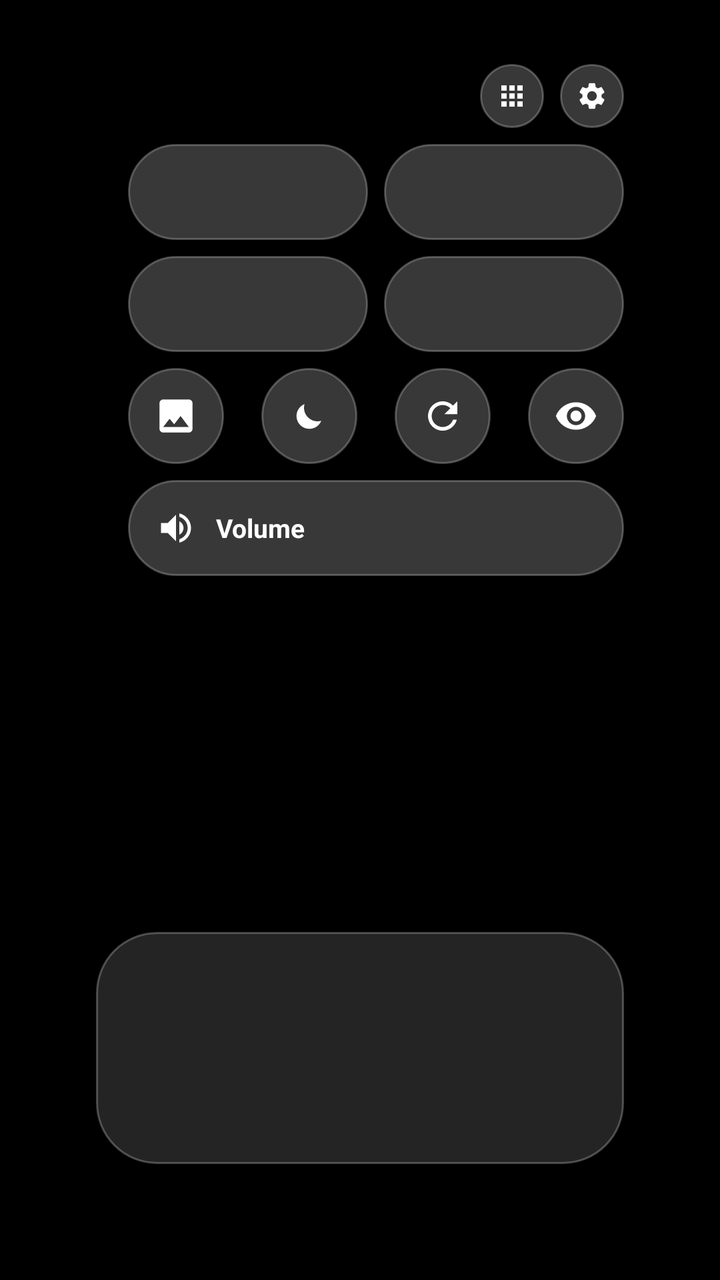
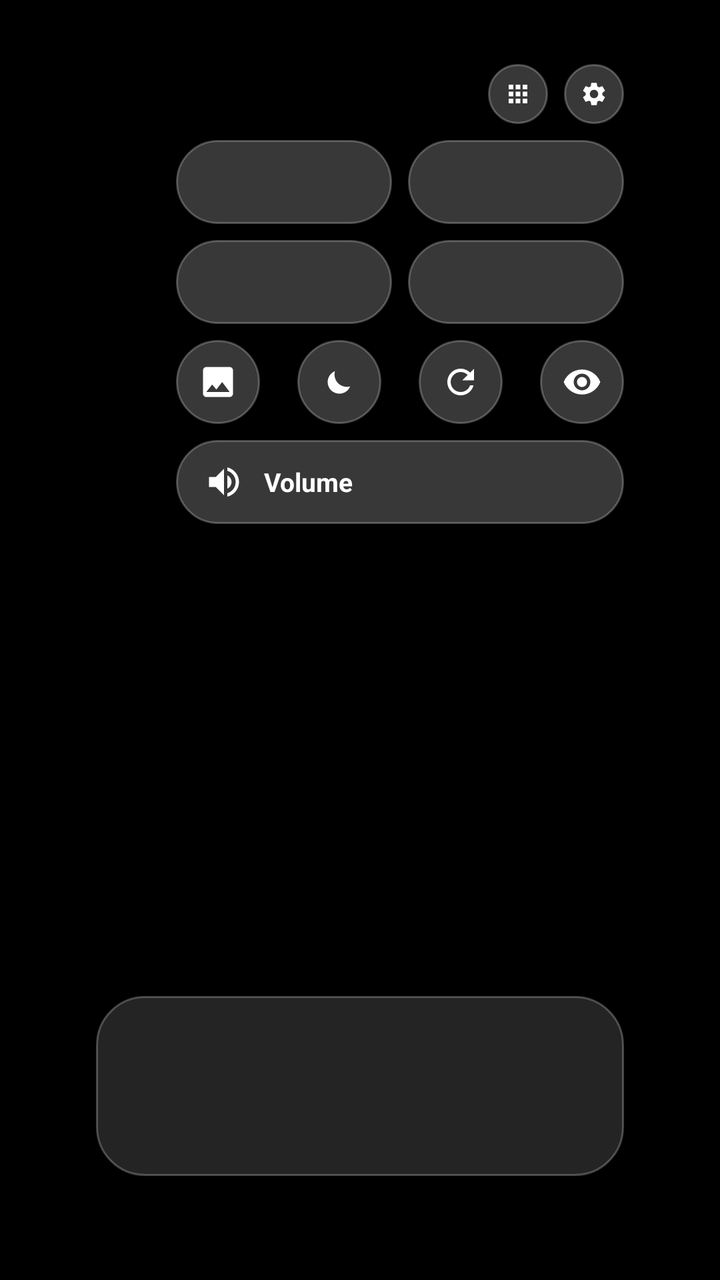

Screens rendered from an Android XML layout before and after an edit, with the pre-edit source and the edit as a unified diff.
<!-- AndroidManifest.xml: activity theme Theme.TvLuncher.Home -->
<!-- res/layout/activity_home.xml -->
<?xml version="1.0" encoding="utf-8"?>
<androidx.constraintlayout.widget.ConstraintLayout
    xmlns:android="http://schemas.android.com/apk/res/android"
    xmlns:app="http://schemas.android.com/apk/res-auto"
    android:id="@+id/root"
    android:layout_width="match_parent"
    android:layout_height="match_parent"
    android:background="@color/black"
    android:clipChildren="false">

    <ImageView
        android:id="@+id/wallpaper"
        android:layout_width="0dp"
        android:layout_height="0dp"
        android:scaleType="centerCrop"
        android:importantForAccessibility="no"
        app:layout_constraintTop_toTopOf="parent"
        app:layout_constraintBottom_toBottomOf="parent"
        app:layout_constraintStart_toStartOf="parent"
        app:layout_constraintEnd_toEndOf="parent" />

    <View
        android:id="@+id/scrimTop"
        android:layout_width="0dp"
        android:layout_height="220dp"
        android:background="@drawable/scrim_top"
        app:layout_constraintTop_toTopOf="parent"
        app:layout_constraintStart_toStartOf="parent"
        app:layout_constraintEnd_toEndOf="parent" />

    <View
        android:id="@+id/scrim"
        android:layout_width="0dp"
        android:layout_height="260dp"
        android:background="@drawable/scrim_bottom"
        app:layout_constraintBottom_toBottomOf="parent"
        app:layout_constraintStart_toStartOf="parent"
        app:layout_constraintEnd_toEndOf="parent" />

    
    <View
        android:id="@+id/dimLayer"
        android:layout_width="0dp"
        android:layout_height="0dp"
        android:background="@color/black"
        android:alpha="0"
        app:layout_constraintTop_toTopOf="parent"
        app:layout_constraintBottom_toBottomOf="parent"
        app:layout_constraintStart_toStartOf="parent"
        app:layout_constraintEnd_toEndOf="parent" />

    
    <LinearLayout
        android:id="@+id/clockBlock"
        android:layout_width="wrap_content"
        android:layout_height="wrap_content"
        android:orientation="vertical"
        android:layout_marginStart="@dimen/screen_margin_horizontal"
        android:layout_marginTop="@dimen/screen_margin_vertical"
        app:layout_constraintTop_toTopOf="parent"
        app:layout_constraintStart_toStartOf="parent">

        <TextView
            android:id="@+id/clock"
            android:layout_width="wrap_content"
            android:layout_height="wrap_content"
            android:includeFontPadding="false"
            android:textColor="@color/text_primary"
            android:textSize="@dimen/text_clock_large"
            android:textStyle="bold"
            android:shadowColor="#73000000"
            android:shadowRadius="12" />

        <TextView
            android:id="@+id/date"
            android:layout_width="wrap_content"
            android:layout_height="wrap_content"
            android:layout_marginTop="8dp"
            android:includeFontPadding="false"
            android:textColor="@color/text_primary"
            android:textSize="@dimen/text_clock_sub"
            android:shadowColor="#73000000"
            android:shadowRadius="8" />

        <LinearLayout
            android:id="@+id/weatherRow"
            android:layout_width="wrap_content"
            android:layout_height="wrap_content"
            android:layout_marginTop="8dp"
            android:orientation="horizontal"
            android:gravity="center_vertical">

            <ImageView
                android:id="@+id/weatherIcon"
                android:layout_width="18dp"
                android:layout_height="18dp"
                android:contentDescription="@string/cd_weather"
                android:visibility="gone" />

            <TextView
                android:id="@+id/weatherTemp"
                android:layout_width="wrap_content"
                android:layout_height="wrap_content"
                android:layout_marginStart="8dp"
                android:includeFontPadding="false"
                android:textColor="@color/text_primary"
                android:textSize="@dimen/text_clock_sub"
                android:shadowColor="#73000000"
                android:shadowRadius="8"
                android:visibility="gone" />
        </LinearLayout>
    </LinearLayout>

    
    <LinearLayout
        android:id="@+id/quickPanel"
        android:layout_width="@dimen/panel_width"
        android:layout_height="wrap_content"
        android:orientation="vertical"
        android:layout_marginEnd="@dimen/screen_margin_horizontal"
        android:layout_marginTop="@dimen/screen_margin_vertical"
        app:layout_constraintTop_toTopOf="parent"
        app:layout_constraintEnd_toEndOf="parent">

        <LinearLayout
            android:layout_width="match_parent"
            android:layout_height="wrap_content"
            android:orientation="horizontal"
            android:gravity="end">

            <ImageButton
                android:id="@+id/btnAllApps"
                android:layout_width="@dimen/control_small"
                android:layout_height="@dimen/control_small"
                android:background="@drawable/bg_glass_control"
                android:src="@drawable/ic_apps"
                android:scaleType="centerInside"
                android:padding="8dp"
                android:contentDescription="@string/all_apps"
                app:tint="@color/glass_content" />

            <ImageButton
                android:id="@+id/btnSettings"
                android:layout_width="@dimen/control_small"
                android:layout_height="@dimen/control_small"
                android:layout_marginStart="8dp"
                android:background="@drawable/bg_glass_control"
                android:src="@drawable/ic_settings"
                android:scaleType="centerInside"
                android:padding="8dp"
                android:contentDescription="@string/settings"
                app:tint="@color/glass_content" />
        </LinearLayout>

        <LinearLayout
            android:layout_width="match_parent"
            android:layout_height="wrap_content"
            android:layout_marginTop="@dimen/control_gap"
            android:orientation="horizontal">

            <include
                android:id="@+id/pillStyle"
                layout="@layout/view_quick_pill" />

            <Space
                android:layout_width="@dimen/control_gap"
                android:layout_height="0dp" />

            <include
                android:id="@+id/pillClock"
                layout="@layout/view_quick_pill" />
        </LinearLayout>

        <LinearLayout
            android:layout_width="match_parent"
            android:layout_height="wrap_content"
            android:layout_marginTop="@dimen/control_gap"
            android:orientation="horizontal">

            <include
                android:id="@+id/pillWeather"
                layout="@layout/view_quick_pill" />

            <Space
                android:layout_width="@dimen/control_gap"
                android:layout_height="0dp" />

            <include
                android:id="@+id/pillProfile"
                layout="@layout/view_quick_pill" />
        </LinearLayout>

        <LinearLayout
            android:layout_width="match_parent"
            android:layout_height="wrap_content"
            android:layout_marginTop="@dimen/control_gap"
            android:orientation="horizontal">

            <ImageButton
                android:id="@+id/btnNextArt"
                android:layout_width="@dimen/control_height"
                android:layout_height="@dimen/control_height"
                android:background="@drawable/bg_glass_control"
                android:src="@drawable/ic_image"
                android:scaleType="centerInside"
                android:padding="13dp"
                android:contentDescription="@string/home_next_artwork"
                app:tint="@color/glass_content" />

            <Space
                android:layout_width="0dp"
                android:layout_height="0dp"
                android:layout_weight="1" />

            <ImageButton
                android:id="@+id/btnScreensaver"
                android:layout_width="@dimen/control_height"
                android:layout_height="@dimen/control_height"
                android:background="@drawable/bg_glass_control"
                android:src="@drawable/ic_weather_moon"
                android:scaleType="centerInside"
                android:padding="13dp"
                android:contentDescription="@string/home_screensaver_now"
                app:tint="@color/glass_content" />

            <Space
                android:layout_width="0dp"
                android:layout_height="0dp"
                android:layout_weight="1" />

            <ImageButton
                android:id="@+id/btnRefresh"
                android:layout_width="@dimen/control_height"
                android:layout_height="@dimen/control_height"
                android:background="@drawable/bg_glass_control"
                android:src="@drawable/ic_refresh"
                android:scaleType="centerInside"
                android:padding="13dp"
                android:contentDescription="@string/home_refresh"
                app:tint="@color/glass_content" />

            <Space
                android:layout_width="0dp"
                android:layout_height="0dp"
                android:layout_weight="1" />

            <ImageButton
                android:id="@+id/btnHideUi"
                android:layout_width="@dimen/control_height"
                android:layout_height="@dimen/control_height"
                android:background="@drawable/bg_glass_control"
                android:src="@drawable/ic_eye"
                android:scaleType="centerInside"
                android:padding="13dp"
                android:contentDescription="@string/home_hide_ui"
                app:tint="@color/glass_content" />
        </LinearLayout>

        
        <FrameLayout
            android:id="@+id/volumePill"
            android:layout_width="match_parent"
            android:layout_height="@dimen/control_height"
            android:layout_marginTop="@dimen/control_gap"
            android:background="@drawable/bg_glass_control"
            android:focusable="true"
            android:clickable="true"
            android:contentDescription="@string/home_volume">

            <View
                android:id="@+id/volumeFill"
                android:layout_width="match_parent"
                android:layout_height="match_parent"
                android:background="@drawable/bg_volume_fill"
                android:duplicateParentState="true" />

            <LinearLayout
                android:layout_width="match_parent"
                android:layout_height="match_parent"
                android:orientation="horizontal"
                android:gravity="center_vertical"
                android:paddingStart="14dp"
                android:paddingEnd="16dp"
                android:duplicateParentState="true">

                <ImageView
                    android:layout_width="20dp"
                    android:layout_height="20dp"
                    android:src="@drawable/ic_volume"
                    android:duplicateParentState="true"
                    android:importantForAccessibility="no"
                    app:tint="@color/glass_content" />

                <TextView
                    android:layout_width="0dp"
                    android:layout_height="wrap_content"
                    android:layout_weight="1"
                    android:layout_marginStart="10dp"
                    android:duplicateParentState="true"
                    android:text="@string/home_volume"
                    android:textColor="@color/glass_content"
                    android:textSize="13sp"
                    android:textStyle="bold" />

                <TextView
                    android:id="@+id/volumeValue"
                    android:layout_width="wrap_content"
                    android:layout_height="wrap_content"
                    android:duplicateParentState="true"
                    android:textColor="@color/glass_content"
                    android:textSize="13sp"
                    android:textStyle="bold" />
            </LinearLayout>
        </FrameLayout>
    </LinearLayout>

    
    <LinearLayout
        android:id="@+id/artCredit"
        android:layout_width="wrap_content"
        android:layout_height="wrap_content"
        android:orientation="vertical"
        android:gravity="end"
        android:layout_marginEnd="@dimen/screen_margin_horizontal"
        android:layout_marginBottom="12dp"
        android:visibility="gone"
        app:layout_constraintEnd_toEndOf="parent"
        app:layout_constraintBottom_toTopOf="@+id/rowContainer"
        app:layout_goneMarginBottom="@dimen/screen_margin_vertical">

        <TextView
            android:id="@+id/artArtist"
            android:layout_width="wrap_content"
            android:layout_height="wrap_content"
            android:maxWidth="420dp"
            android:maxLines="1"
            android:ellipsize="end"
            android:textColor="@color/text_secondary"
            android:textSize="11sp"
            android:shadowColor="#99000000"
            android:shadowRadius="6" />

        <TextView
            android:id="@+id/artTitle"
            android:layout_width="wrap_content"
            android:layout_height="wrap_content"
            android:layout_marginTop="2dp"
            android:maxWidth="420dp"
            android:maxLines="1"
            android:ellipsize="end"
            android:textColor="@color/text_primary"
            android:textSize="14sp"
            android:shadowColor="#99000000"
            android:shadowRadius="6" />
    </LinearLayout>

    
    <androidx.recyclerview.widget.RecyclerView
        android:id="@+id/homeGrid"
        android:layout_width="0dp"
        android:layout_height="0dp"
        android:layout_marginStart="@dimen/home_grid_margin"
        android:layout_marginEnd="@dimen/home_grid_margin"
        android:clipChildren="false"
        android:clipToPadding="false"
        android:paddingTop="14dp"
        android:paddingBottom="24dp"
        android:descendantFocusability="blocksDescendants"
        android:scrollbars="none"
        app:layout_constraintTop_toTopOf="parent"
        app:layout_constraintStart_toStartOf="parent"
        app:layout_constraintEnd_toEndOf="parent" />

    
    <FrameLayout
        android:id="@+id/rowContainer"
        android:layout_width="0dp"
        android:layout_height="wrap_content"
        android:minHeight="116dp"
        android:background="@drawable/bg_dock"
        android:clipChildren="false"
        android:layout_marginStart="@dimen/screen_margin_horizontal"
        android:layout_marginEnd="@dimen/screen_margin_horizontal"
        android:layout_marginBottom="@dimen/dock_margin_bottom"
        app:layout_constraintBottom_toBottomOf="parent"
        app:layout_constraintStart_toStartOf="parent"
        app:layout_constraintEnd_toEndOf="parent">

        <androidx.recyclerview.widget.RecyclerView
            android:id="@+id/favouritesRow"
            android:layout_width="match_parent"
            android:layout_height="wrap_content"
            android:layout_gravity="center_vertical"
            android:clipChildren="false"
            android:clipToPadding="false"
            android:paddingStart="15dp"
            android:paddingEnd="15dp"
            android:paddingTop="@dimen/row_vertical_padding"
            android:paddingBottom="@dimen/row_vertical_padding"
            android:focusable="false"
            android:descendantFocusability="afterDescendants"
            android:scrollbars="none" />

        <LinearLayout
            android:id="@+id/emptyState"
            android:layout_width="match_parent"
            android:layout_height="match_parent"
            android:orientation="vertical"
            android:gravity="center"
            android:paddingStart="40dp"
            android:paddingEnd="40dp"
            android:visibility="gone">

            <TextView
                android:layout_width="wrap_content"
                android:layout_height="wrap_content"
                android:text="@string/home_empty_title"
                android:textColor="@color/text_primary"
                android:textSize="18sp"
                android:textStyle="bold" />

            <TextView
                android:layout_width="wrap_content"
                android:layout_height="wrap_content"
                android:layout_marginTop="6dp"
                android:text="@string/home_empty_body"
                android:textColor="@color/text_secondary"
                android:textSize="@dimen/text_body"
                android:gravity="center" />
        </LinearLayout>
    </FrameLayout>

    
    <TextView
        android:id="@+id/moveHint"
        android:layout_width="wrap_content"
        android:layout_height="wrap_content"
        android:layout_marginBottom="10dp"
        android:background="@drawable/bg_glass_control"
        android:paddingStart="18dp"
        android:paddingEnd="18dp"
        android:paddingTop="8dp"
        android:paddingBottom="8dp"
        android:text="@string/move_hint"
        android:textColor="@color/text_primary"
        android:textSize="13sp"
        android:textStyle="bold"
        android:visibility="gone"
        app:layout_constraintBottom_toTopOf="@+id/rowContainer"
        app:layout_constraintStart_toStartOf="parent"
        app:layout_constraintEnd_toEndOf="parent" />

    <TextView
        android:id="@+id/hiddenHint"
        android:layout_width="wrap_content"
        android:layout_height="wrap_content"
        android:layout_marginStart="@dimen/screen_margin_horizontal"
        android:layout_marginBottom="@dimen/screen_margin_vertical"
        android:text="@string/home_hidden_hint"
        android:textColor="@color/text_secondary"
        android:textSize="12sp"
        android:shadowColor="#99000000"
        android:shadowRadius="6"
        android:visibility="gone"
        app:layout_constraintStart_toStartOf="parent"
        app:layout_constraintBottom_toBottomOf="parent" />
</androidx.constraintlayout.widget.ConstraintLayout>
<!-- res/layout/view_quick_pill.xml (included above) -->
<?xml version="1.0" encoding="utf-8"?>
<LinearLayout xmlns:android="http://schemas.android.com/apk/res/android"
    xmlns:app="http://schemas.android.com/apk/res-auto"
    android:layout_width="0dp"
    android:layout_height="@dimen/control_height"
    android:layout_weight="1"
    android:orientation="horizontal"
    android:gravity="center_vertical"
    android:paddingStart="14dp"
    android:paddingEnd="10dp"
    android:background="@drawable/bg_glass_control"
    android:focusable="true"
    android:clickable="true">

    <ImageView
        android:id="@+id/icon"
        android:layout_width="20dp"
        android:layout_height="20dp"
        android:duplicateParentState="true"
        android:importantForAccessibility="no"
        app:tint="@color/glass_content" />

    <LinearLayout
        android:layout_width="0dp"
        android:layout_height="wrap_content"
        android:layout_weight="1"
        android:layout_marginStart="10dp"
        android:orientation="vertical"
        android:duplicateParentState="true">

        <TextView
            android:id="@+id/title"
            android:layout_width="match_parent"
            android:layout_height="wrap_content"
            android:duplicateParentState="true"
            android:includeFontPadding="false"
            android:maxLines="1"
            android:ellipsize="end"
            android:textColor="@color/glass_content"
            android:textSize="13sp"
            android:textStyle="bold" />

        <TextView
            android:id="@+id/value"
            android:layout_width="match_parent"
            android:layout_height="wrap_content"
            android:layout_marginTop="2dp"
            android:duplicateParentState="true"
            android:includeFontPadding="false"
            android:maxLines="1"
            android:ellipsize="end"
            android:textColor="@color/glass_content_secondary"
            android:textSize="11sp" />
    </LinearLayout>
</LinearLayout>
<!-- resources referenced by this layout -->
<resources>
  <color name="black">#FF000000</color>
  <color name="text_primary">#FFFFFFFF</color>
  <color name="text_secondary">#B8FFFFFF</color>
  <dimen name="control_gap">8dp</dimen>
  <dimen name="control_height">48dp</dimen>
  <dimen name="control_small">32dp</dimen>
  <dimen name="dock_margin_bottom">58dp</dimen>
  <dimen name="home_grid_margin">48dp</dimen>
  <dimen name="panel_width">248dp</dimen>
  <dimen name="row_vertical_padding">18dp</dimen>
  <dimen name="screen_margin_horizontal">48dp</dimen>
  <dimen name="screen_margin_vertical">32dp</dimen>
  <dimen name="text_body">16sp</dimen>
  <dimen name="text_clock_large">56sp</dimen>
  <dimen name="text_clock_sub">17sp</dimen>
  <!-- drawable bg_dock (drawable) -->
  <?xml version="1.0" encoding="utf-8"?>
  <shape xmlns:android="http://schemas.android.com/apk/res/android" android:shape="rectangle">
      <corners android:radius="30dp" />
      <solid android:color="@color/glass_fill_dock" />
      <stroke android:width="1dp" android:color="@color/glass_stroke" />
  </shape>
  <!-- drawable bg_volume_fill (drawable) -->
  <?xml version="1.0" encoding="utf-8"?>
  <clip xmlns:android="http://schemas.android.com/apk/res/android"
      android:clipOrientation="horizontal"
      android:gravity="start">
      <shape android:shape="rectangle">
          <corners android:radius="100dp" />
          <solid android:color="#33FFFFFF" />
      </shape>
  </clip>
  <!-- drawable ic_image (drawable) -->
  <?xml version="1.0" encoding="utf-8"?>
  <vector xmlns:android="http://schemas.android.com/apk/res/android"
      android:width="24dp" android:height="24dp"
      android:viewportWidth="24" android:viewportHeight="24">
      <path android:fillColor="#FFFFFFFF" android:pathData="M21,19V5c0,-1.1 -0.9,-2 -2,-2H5c-1.1,0 -2,0.9 -2,2v14c0,1.1 0.9,2 2,2h14c1.1,0 2,-0.9 2,-2zM8.5,13.5l2.5,3.01L14.5,12l4.5,6H5l3.5,-4.5z" />
  </vector>
  <!-- drawable scrim_bottom (drawable) -->
  <?xml version="1.0" encoding="utf-8"?>
  <shape xmlns:android="http://schemas.android.com/apk/res/android" android:shape="rectangle">
      <gradient
          android:type="linear"
          android:angle="90"
          android:startColor="#B3000000"
          android:centerColor="#4D000000"
          android:endColor="#00000000" />
  </shape>
  <!-- drawable scrim_top (drawable) -->
  <?xml version="1.0" encoding="utf-8"?>
  <shape xmlns:android="http://schemas.android.com/apk/res/android" android:shape="rectangle">
      <gradient
          android:type="linear"
          android:angle="270"
          android:startColor="#66000000"
          android:endColor="#00000000" />
  </shape>
  <string name="all_apps">Applications</string>
  <string name="cd_weather">Météo</string>
  <string name="home_empty_body">Ouvrez « Applications » et appuyez longuement sur une app pour l\'ajouter à l\'accueil.</string>
  <string name="home_empty_title">Aucun favori</string>
  <string name="home_hidden_hint">Appuyez sur une touche pour revenir</string>
  <string name="home_hide_ui">Afficher seulement l\'œuvre</string>
  <string name="home_next_artwork">Œuvre suivante</string>
  <string name="home_refresh">Actualiser</string>
  <string name="home_screensaver_now">Lancer l\'écran de veille</string>
  <string name="home_volume">Volume</string>
  <string name="move_hint">◀ ▶ pour déplacer · OK pour valider</string>
  <string name="settings">Réglages</string>
  <style name="Theme.TvLuncher.Home">
          
          <item name="android:windowBackground">@null</item>
          <item name="android:windowDisablePreview">true</item>
          <item name="android:windowAnimationStyle">@null</item>
      </style>
  <color name="glass_fill_dock">#24FFFFFF</color>
  <color name="glass_stroke">#40FFFFFF</color>
  <color name="white">#FFFFFFFF</color>
  <color name="glass_fill">#38FFFFFF</color>
  <!-- unchanged entries left out for length: 7 -->
</resources>

<!-- the commit's change to res/layout/activity_home.xml (unified diff, before → after) -->
@@ -22,7 +22,7 @@
     <View
         android:id="@+id/scrimTop"
         android:layout_width="0dp"
-        android:layout_height="220dp"
+        android:layout_height="150dp"
         android:background="@drawable/scrim_top"
         app:layout_constraintTop_toTopOf="parent"
         app:layout_constraintStart_toStartOf="parent"
@@ -31,7 +31,7 @@
     <View
         android:id="@+id/scrim"
         android:layout_width="0dp"
-        android:layout_height="260dp"
+        android:layout_height="190dp"
         android:background="@drawable/scrim_bottom"
         app:layout_constraintBottom_toBottomOf="parent"
         app:layout_constraintStart_toStartOf="parent"
@@ -203,7 +203,7 @@
                 android:background="@drawable/bg_glass_control"
                 android:src="@drawable/ic_image"
                 android:scaleType="centerInside"
-                android:padding="13dp"
+                android:padding="11dp"
                 android:contentDescription="@string/home_next_artwork"
                 app:tint="@color/glass_content" />
 
@@ -219,7 +219,7 @@
                 android:background="@drawable/bg_glass_control"
                 android:src="@drawable/ic_weather_moon"
                 android:scaleType="centerInside"
-                android:padding="13dp"
+                android:padding="11dp"
                 android:contentDescription="@string/home_screensaver_now"
                 app:tint="@color/glass_content" />
 
@@ -235,7 +235,7 @@
                 android:background="@drawable/bg_glass_control"
                 android:src="@drawable/ic_refresh"
                 android:scaleType="centerInside"
-                android:padding="13dp"
+                android:padding="11dp"
                 android:contentDescription="@string/home_refresh"
                 app:tint="@color/glass_content" />
 
@@ -251,7 +251,7 @@
                 android:background="@drawable/bg_glass_control"
                 android:src="@drawable/ic_eye"
                 android:scaleType="centerInside"
-                android:padding="13dp"
+                android:padding="11dp"
                 android:contentDescription="@string/home_hide_ui"
                 app:tint="@color/glass_content" />
         </LinearLayout>
@@ -376,7 +376,7 @@
         android:id="@+id/rowContainer"
         android:layout_width="0dp"
         android:layout_height="wrap_content"
-        android:minHeight="116dp"
+        android:minHeight="90dp"
         android:background="@drawable/bg_dock"
         android:clipChildren="false"
         android:layout_marginStart="@dimen/screen_margin_horizontal"
<!-- resource entries referenced after the edit -->
@@ -4,12 +4,12 @@
   <color name="text_primary">#FFFFFFFF</color>
   <color name="text_secondary">#B8FFFFFF</color>
   <dimen name="control_gap">8dp</dimen>
-  <dimen name="control_height">48dp</dimen>
-  <dimen name="control_small">32dp</dimen>
-  <dimen name="dock_margin_bottom">58dp</dimen>
+  <dimen name="control_height">42dp</dimen>
+  <dimen name="control_small">30dp</dimen>
+  <dimen name="dock_margin_bottom">52dp</dimen>
   <dimen name="home_grid_margin">48dp</dimen>
-  <dimen name="panel_width">248dp</dimen>
-  <dimen name="row_vertical_padding">18dp</dimen>
+  <dimen name="panel_width">224dp</dimen>
+  <dimen name="row_vertical_padding">11dp</dimen>
   <dimen name="screen_margin_horizontal">48dp</dimen>
   <dimen name="screen_margin_vertical">32dp</dimen>
   <dimen name="text_body">16sp</dimen>
@@ -18,7 +18,7 @@
   <!-- drawable bg_dock (drawable) -->
   <?xml version="1.0" encoding="utf-8"?>
   <shape xmlns:android="http://schemas.android.com/apk/res/android" android:shape="rectangle">
-      <corners android:radius="30dp" />
+      <corners android:radius="24dp" />
       <solid android:color="@color/glass_fill_dock" />
       <stroke android:width="1dp" android:color="@color/glass_stroke" />
   </shape>
@@ -55,7 +55,7 @@
       <gradient
           android:type="linear"
           android:angle="270"
-          android:startColor="#66000000"
+          android:startColor="#4D000000"
           android:endColor="#00000000" />
   </shape>
   <string name="all_apps">Applications</string>
